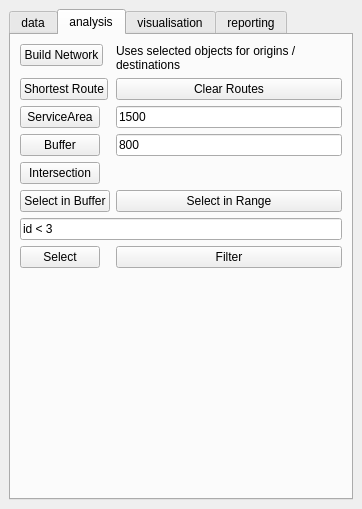
First picture: the form in SpatialDecision/spatial_decision_dockwidget_base.ui, repository SimonGriffioen/GEO1005, before the edit.
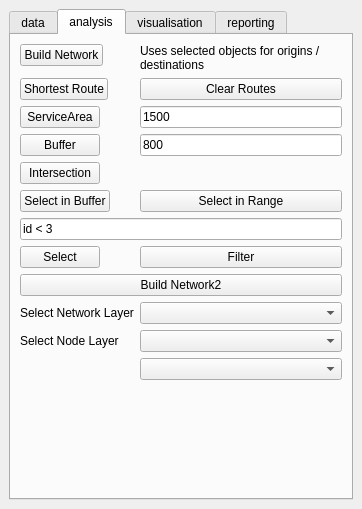
Second picture: the form after the edit. The open tabs and pages were chosen to show the change.

Commit message:
Loading Amsterdam Noord in SpatialDecision plugin
- loading amsterdam noord data
- begin of service area

```diff
--- a/SpatialDecision/spatial_decision_dockwidget_base.ui
+++ b/SpatialDecision/spatial_decision_dockwidget_base.ui
@@ -226,6 +226,36 @@
           </property>
          </widget>
         </item>
+        <item row="10" column="0" colspan="2">
+         <widget class="QPushButton" name="setNetworkButton2">
+          <property name="text">
+           <string>Build Network2</string>
+          </property>
+         </widget>
+        </item>
+        <item row="13" column="1">
+         <widget class="QComboBox" name="selectNetworkCombo"/>
+        </item>
+        <item row="14" column="1">
+         <widget class="QComboBox" name="selectNodeCombo"/>
+        </item>
+        <item row="13" column="0">
+         <widget class="QLabel" name="label_3">
+          <property name="text">
+           <string>Select Network Layer</string>
+          </property>
+         </widget>
+        </item>
+        <item row="14" column="0">
+         <widget class="QLabel" name="label_4">
+          <property name="text">
+           <string>Select Node Layer</string>
+          </property>
+         </widget>
+        </item>
+        <item row="15" column="1">
+         <widget class="QComboBox" name="comboBox_3"/>
+        </item>
        </layout>
       </widget>
       <widget class="QWidget" name="tab">
```
Left out of the diff: 11 changed lines with no effect on the pictures. The commit also changes 3 other files.
